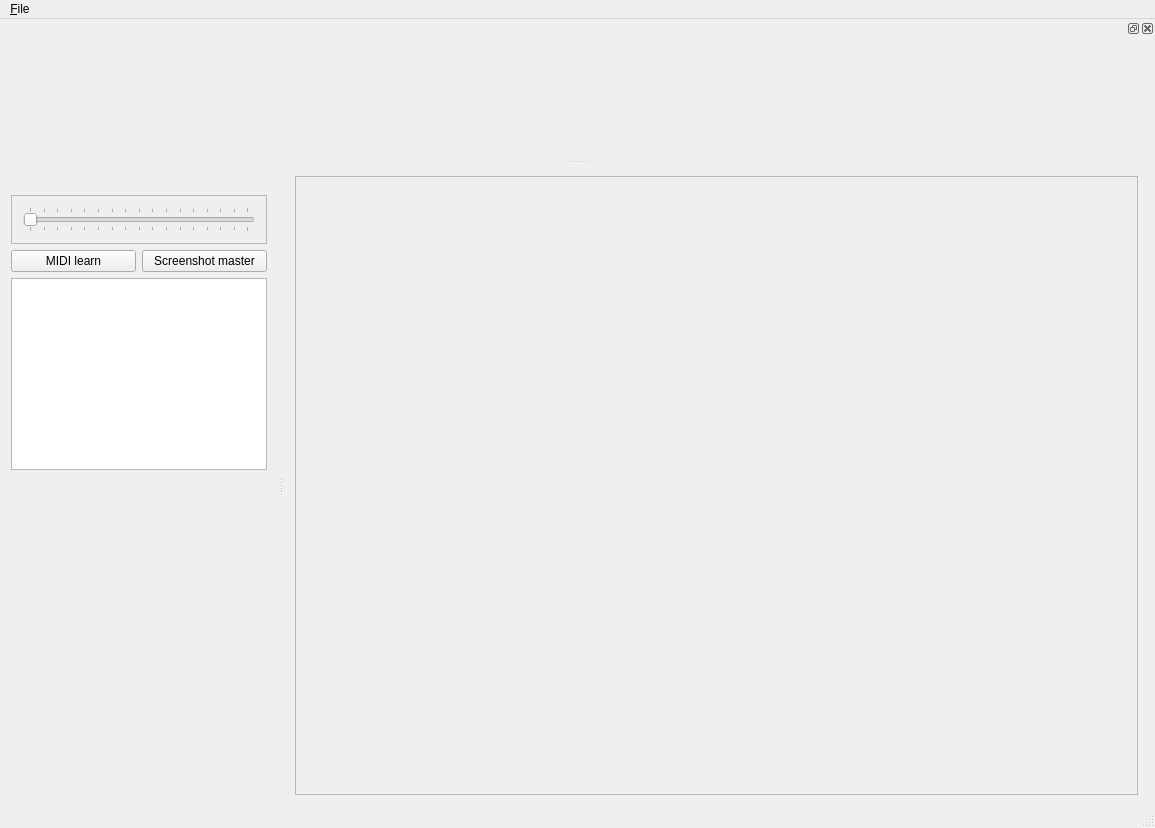
The window that mainwindow.ui (minotor-org/minotor) describes before a commit, drawn with Qt 5.
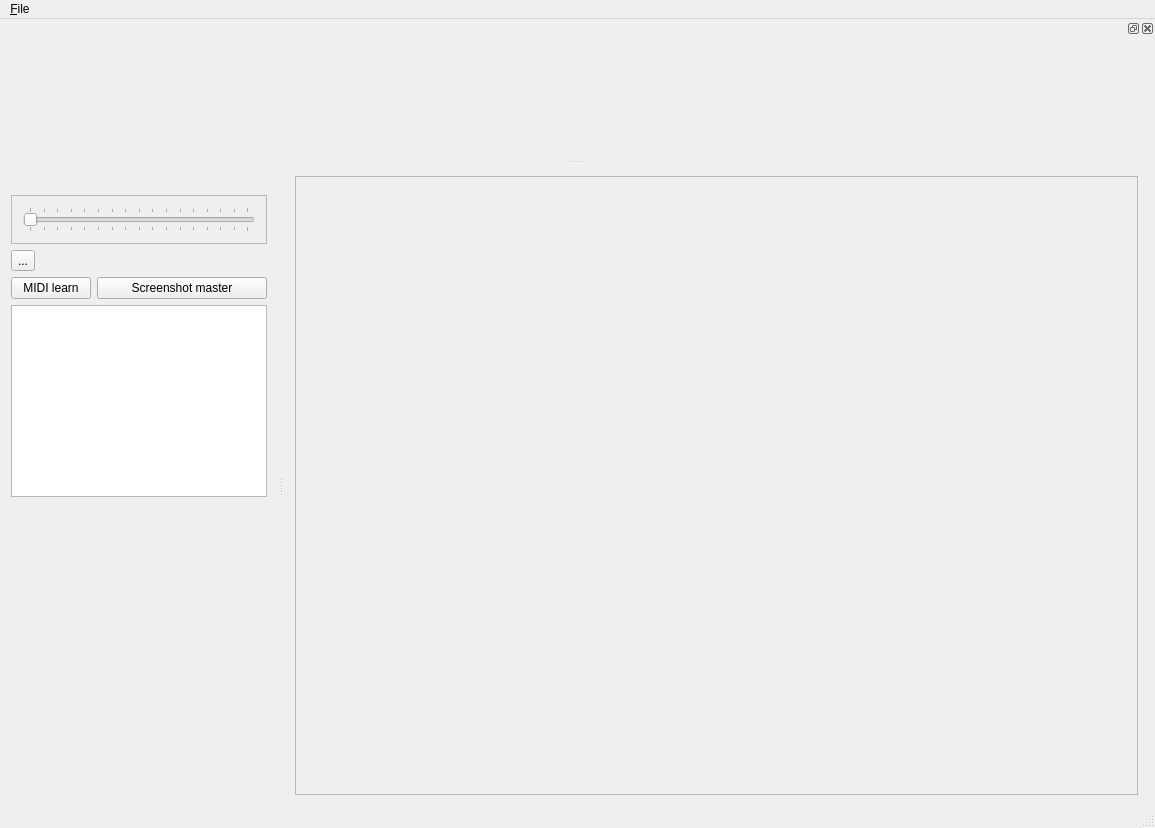
The same window after the commit.

```diff
--- a/mainwindow.ui
+++ b/mainwindow.ui
@@ -80,7 +80,20 @@
      </sizepolicy>
     </property>
     <layout class="QGridLayout" name="gridLayout">
-     <item row="1" column="0">
+     <item row="5" column="0">
+      <spacer name="verticalSpacer">
+       <property name="orientation">
+        <enum>Qt::Vertical</enum>
+       </property>
+       <property name="sizeHint" stdset="0">
+        <size>
+         <width>20</width>
+         <height>40</height>
+        </size>
+       </property>
+      </spacer>
+     </item>
+     <item row="2" column="0">
       <widget class="QPushButton" name="pushButton">
        <property name="text">
         <string>MIDI learn</string>
@@ -93,32 +106,6 @@
        </property>
       </widget>
      </item>
-     <item row="3" column="0" colspan="2">
-      <widget class="QGraphicsView" name="gvGlobal">
-       <property name="sizePolicy">
-        <sizepolicy hsizetype="Expanding" vsizetype="Minimum">
-         <horstretch>0</horstretch>
-         <verstretch>0</verstretch>
-        </sizepolicy>
-       </property>
-       <property name="backgroundBrush">
-        <brush brushstyle="SolidPattern">
-         <color alpha="255">
-          <red>0</red>
-          <green>0</green>
-          <blue>0</blue>
-         </color>
-        </brush>
-       </property>
-      </widget>
-     </item>
-     <item row="1" column="1">
-      <widget class="QPushButton" name="pbShot">
-       <property name="text">
-        <string>Screenshot master</string>
-       </property>
-      </widget>
-     </item>
      <item row="0" column="0" colspan="2">
       <widget class="QFrame" name="frame">
        <property name="minimumSize">
@@ -156,21 +143,41 @@
        </layout>
       </widget>
      </item>
-     <item row="5" column="0" colspan="2">
+     <item row="2" column="1">
+      <widget class="QPushButton" name="pbShot">
+       <property name="text">
+        <string>Screenshot master</string>
+       </property>
+      </widget>
+     </item>
+     <item row="6" column="0" colspan="2">
       <widget class="QWidget" name="widget" native="true"/>
      </item>
-     <item row="4" column="0">
-      <spacer name="verticalSpacer">
-       <property name="orientation">
-        <enum>Qt::Vertical</enum>
+     <item row="4" column="0" colspan="2">
+      <widget class="QGraphicsView" name="gvGlobal">
+       <property name="sizePolicy">
+        <sizepolicy hsizetype="Expanding" vsizetype="Minimum">
+         <horstretch>0</horstretch>
+         <verstretch>0</verstretch>
+        </sizepolicy>
        </property>
-       <property name="sizeHint" stdset="0">
-        <size>
-         <width>20</width>
-         <height>40</height>
-        </size>
+       <property name="backgroundBrush">
+        <brush brushstyle="SolidPattern">
+         <color alpha="255">
+          <red>0</red>
+          <green>0</green>
+          <blue>0</blue>
+         </color>
+        </brush>
        </property>
-      </spacer>
+      </widget>
+     </item>
+     <item row="1" column="0">
+      <widget class="QToolButton" name="toolButton">
+       <property name="text">
+        <string>...</string>
+       </property>
+      </widget>
      </item>
     </layout>
    </widget>
```
